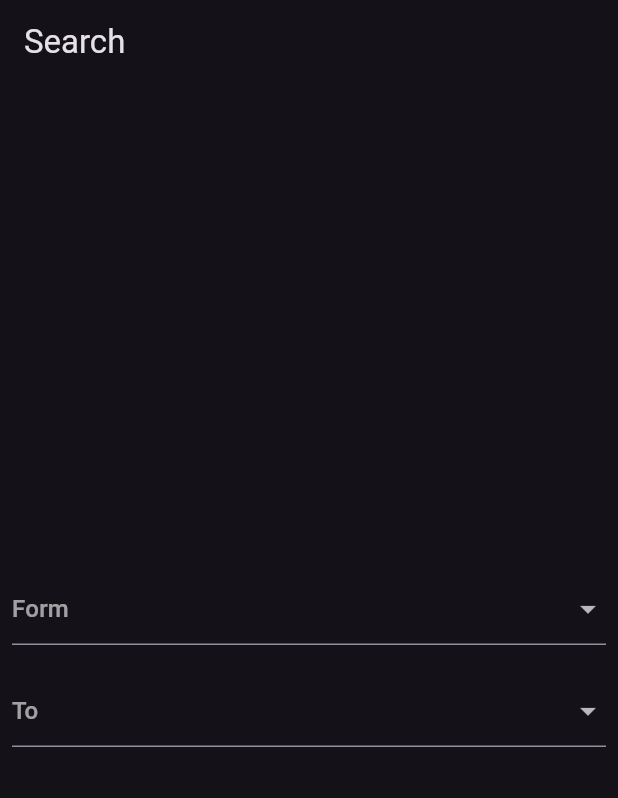
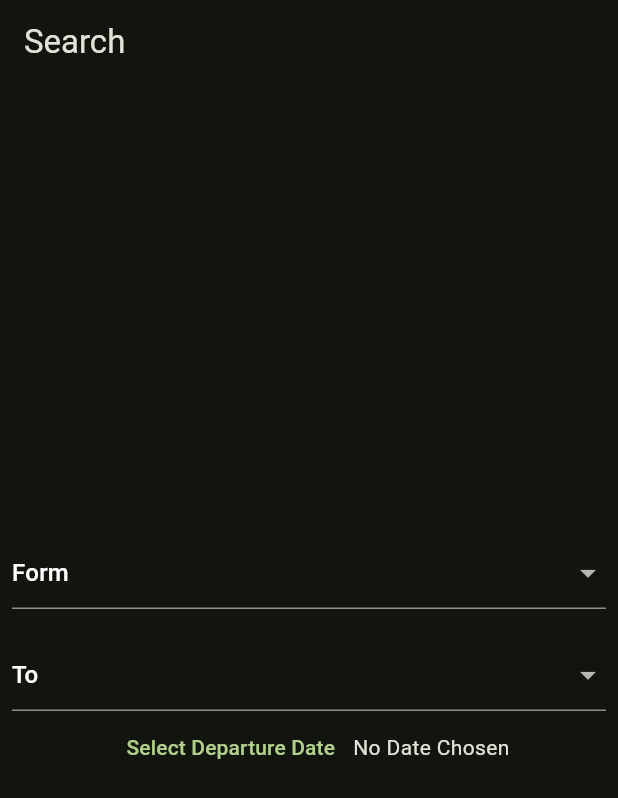
Before and after one commit to Ibrahim-K98han/bus_seat_booking, a Flutter app: the screen it shows after launch, on a phone screen of 412 x 824 dp. Shown: the top 798 px of the screen. Run offline on Flutter 3.47's test engine with Material 3 defaults, Android fonts, the phone set to English and light mode, and no system bars.

Commit message:
show date picker date

```diff
--- a/lib/main.dart
+++ b/lib/main.dart
@@ -14,10 +14,10 @@ class MyApp extends StatelessWidget {
       debugShowCheckedModeBanner: false,
       title: 'Flutter Demo',
       theme: ThemeData(
-        primaryColor: Colors.lightGreen,
-        brightness: Brightness.dark,
-        // colorScheme: ColorScheme.fromSeed(seedColor: Colors.lightGreen),
-        // useMaterial3: true,
+        colorScheme: ColorScheme.fromSeed(
+          seedColor: Colors.lightGreen,
+          brightness: Brightness.dark,
+        ),
       ),
       home: SearchPage(),
     );
--- a/lib/pages/search_page.dart
+++ b/lib/pages/search_page.dart
@@ -1,4 +1,5 @@
 import 'package:bus_reservation_flutter_starter/utils/constants.dart';
+import 'package:bus_reservation_flutter_starter/utils/helper_functions.dart';
 import 'package:flutter/material.dart';
 
 class SearchPage extends StatefulWidget {
@@ -11,6 +12,7 @@ class SearchPage extends StatefulWidget {
 class _SearchPageState extends State<SearchPage> {
   String? fromCity, toCity;
   DateTime? departureDate;
+
   @override
   Widget build(BuildContext context) {
     return Scaffold(
@@ -36,7 +38,10 @@ class _SearchPageState extends State<SearchPage> {
                     color: Colors.white,
                   ),
                 ),
-                hint: const Text('Form'),
+                hint: const Text(
+                  'Form',
+                  style: TextStyle(color: Colors.white),
+                ),
                 isExpanded: true,
                 items: cities
                     .map(
@@ -64,24 +69,57 @@ class _SearchPageState extends State<SearchPage> {
                     color: Colors.white,
                   ),
                 ),
-                hint: const Text('To'),
+                hint: const Text(
+                  'To',
+                  style: TextStyle(color: Colors.white),
+                ),
                 isExpanded: true,
                 items: cities
                     .map(
                       (city) => DropdownMenuItem(
-                    value: city,
-                    child: Text(city),
-                  ),
-                )
+                        value: city,
+                        child: Text(city),
+                      ),
+                    )
                     .toList(),
                 onChanged: (value) {
                   toCity = value;
                 },
               ),
+              Row(
+                mainAxisAlignment: MainAxisAlignment.center,
+                children: [
+                  TextButton(
+                    onPressed: _selectDate,
+                    child: const Text('Select Departure Date'),
+                  ),
+                  Text(
+                    departureDate == null
+                        ? 'No Date Chosen'
+                        : getFormattedDate(departureDate!),
+                  ),
+                ],
+              )
             ],
           ),
         ),
       ),
     );
   }
+
+  void _selectDate() async {
+    final selectedDate = await showDatePicker(
+      context: context,
+      initialDate: DateTime.now(),
+      firstDate: DateTime.now(),
+      lastDate: DateTime.now().add(
+        const Duration(days: 7),
+      ),
+    );
+    if (selectedDate != null) {
+      setState(() {
+        departureDate = selectedDate;
+      });
+    }
+  }
 }
--- a/lib/utils/helper_functions.dart
+++ b/lib/utils/helper_functions.dart
@@ -0,0 +1,5 @@
+import 'package:intl/intl.dart';
+
+String getFormattedDate(DateTime dt, {String pattern = 'dd/MM/yyyy'}){
+  return DateFormat(pattern).format(dt);
+}
--- a/pubspec.yaml
+++ b/pubspec.yaml
@@ -35,6 +35,7 @@ dependencies:
   # The following adds the Cupertino Icons font to your application.
   # Use with the CupertinoIcons class for iOS style icons.
   cupertino_icons: ^1.0.8
+  intl:
 
 dev_dependencies:
   flutter_test:
```
Also changed, not shown: pubspec.lock, 4 other files.
